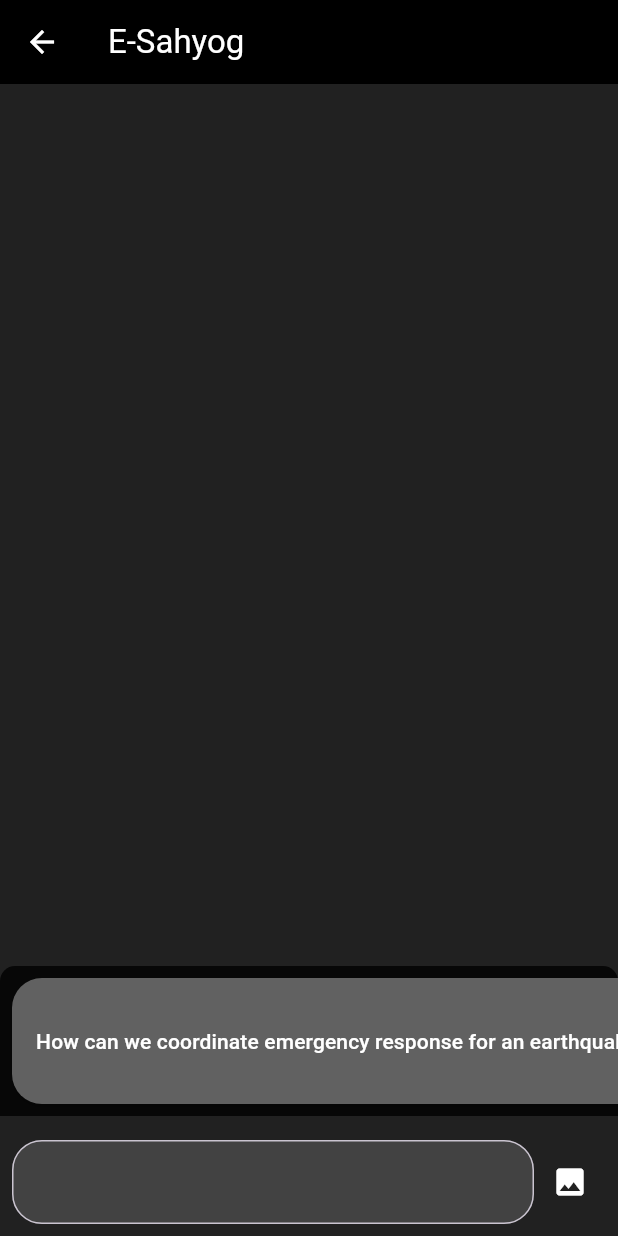
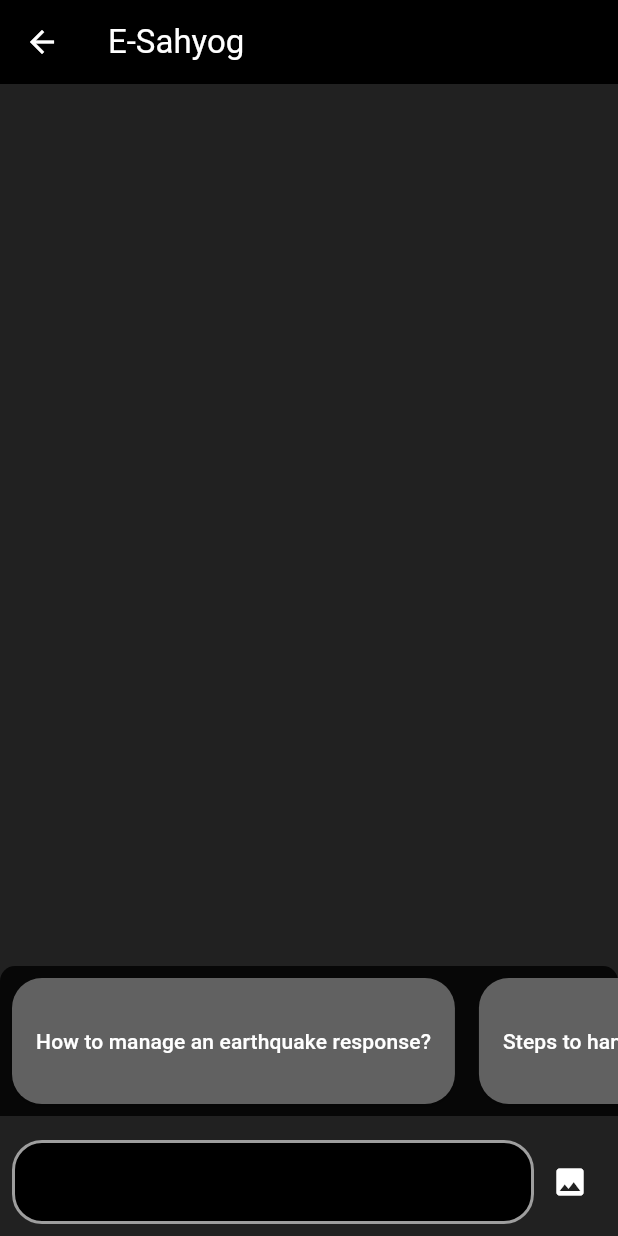
Before and after one commit to she-codes3298/gsc, a Flutter app: the AIChatbotScreen screen opened by its route, on a phone screen of 412 x 824 dp. Run offline on Flutter 3.47's test engine with Material 3 defaults, Android fonts, the light colour scheme and no system bars; drawn by our look-alikes of dash_chat_2; our stand-ins replace firebase_auth, firebase_core, flutter_gemini, image_picker; accounts and stored records are empty.

Commit message:
a few updates

```diff
--- a/lib/app/central/modules/ai_chatbot.dart
+++ b/lib/app/central/modules/ai_chatbot.dart
@@ -24,16 +24,16 @@
   }
 
   final List<String> _customPrompts = [
-    "How can we coordinate emergency response for an earthquake?",
-    "What steps should be taken to manage flood-affected areas?",
-    "How do we set up emergency shelters for cyclone victims?",
-    "What protocols should be followed for issuing an SOS alert?",
-    "How can we update the database of active refugee centers?",
-    "What are the best practices for maintaining medical records of displaced individuals?",
-    "How do we distribute essential supplies during a disaster?",
-    "What are the guidelines for deploying rescue teams?",
-    "How can we track real-time disaster reports from different regions?",
-    "How do we ensure proper communication between central and state emergency teams?",
+    "How to manage an earthquake response?",
+    "Steps to handle a flood?",
+    "How to set up shelters for cyclone victims?",
+    "What are the SOS alert protocols?",
+    "How to update refugee center data?",
+    "Best practices for medical records?",
+    "How to distribute relief supplies?",
+    "Guidelines for rescue team deployment?",
+    "Tracking real-time disaster updates?",
+    "How to improve emergency communication?",
   ];
 
   bool _showPrompts = true;
@@ -155,10 +155,19 @@
                   inputOptions: InputOptions(
                     inputTextStyle: TextStyle(color: Colors.white),
                     inputDecoration: InputDecoration(
-                      fillColor: Colors.grey[800],
+                      fillColor: Colors.black,
                       filled: true,
                       border: OutlineInputBorder(
                         borderRadius: BorderRadius.circular(20),
+                        borderSide: BorderSide(color: Colors.grey, width: 2),
+                      ),
+                      enabledBorder: OutlineInputBorder(
+                        borderRadius: BorderRadius.circular(20),
+                        borderSide: BorderSide(color: Colors.grey, width: 2),
+                      ),
+                      focusedBorder: OutlineInputBorder(
+                        borderRadius: BorderRadius.circular(20),
+                        borderSide: BorderSide(color: Colors.white, width: 2),
                       ),
                     ),
                     trailing: [
```
